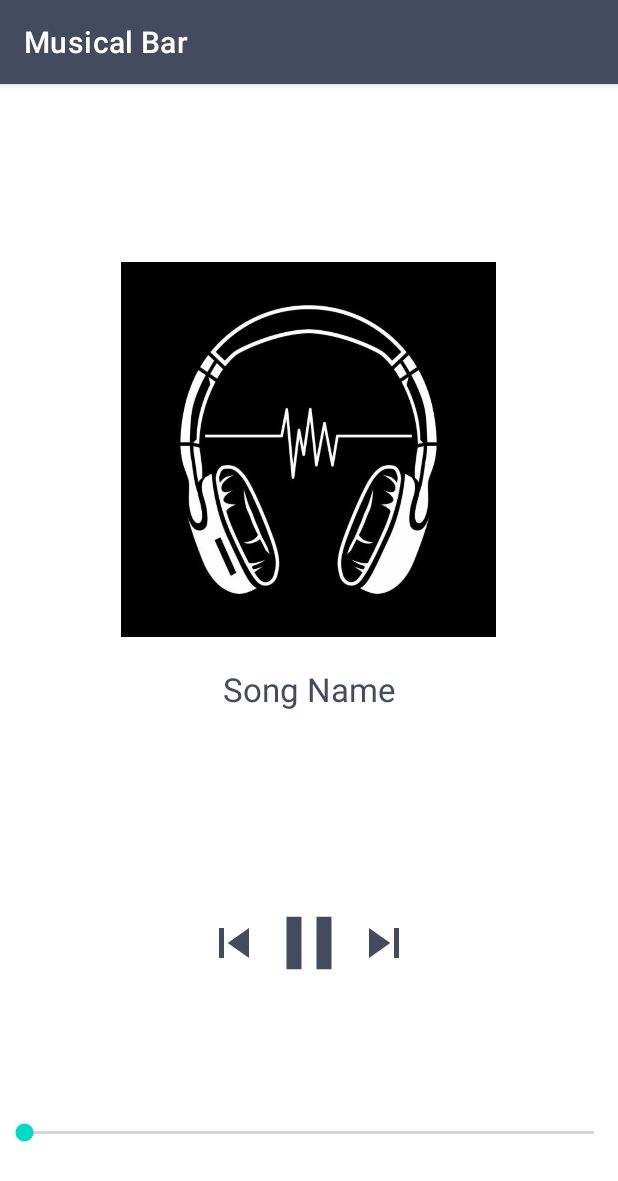
After one commit to jainsanyam228/Musical_Bar123, an Android app: the Player screen opened directly, with no data from a screen before it, on a phone screen of 412 x 824 dp. The commit adds this screen. Shown: the top 1181 px of the screen. Run offline under Robolectric (Android 15) with nearby library versions, the phone set to English and light mode, and no system bars.

Commit message:
still working

```diff
--- a/app/src/main/AndroidManifest.xml
+++ b/app/src/main/AndroidManifest.xml
@@ -1,15 +1,18 @@
 <?xml version="1.0" encoding="utf-8"?>
 <manifest xmlns:android="http://schemas.android.com/apk/res/android"
     package="com.example.musicalbar">
-    <uses-permission android:name="android.permission.READ_EXTERNAL_STORAGE"/>
+
+    <uses-permission android:name="android.permission.READ_EXTERNAL_STORAGE" />
 
     <application
         android:allowBackup="true"
         android:icon="@mipmap/ic_launcher"
         android:label="@string/app_name"
+        android:requestLegacyExternalStorage="true"
         android:roundIcon="@mipmap/ic_launcher_round"
         android:supportsRtl="true"
         android:theme="@style/Theme.MusicalBar">
+        <activity android:name=".Player"></activity>
         <activity android:name=".MainActivity">
             <intent-filter>
                 <action android:name="android.intent.action.MAIN" />
--- /dev/null
+++ b/app/src/main/java/com/example/musicalbar/Player.java
@@ -0,0 +1,14 @@
+package com.example.musicalbar;
+
+import androidx.appcompat.app.AppCompatActivity;
+
+import android.os.Bundle;
+
+public class Player extends AppCompatActivity {
+
+    @Override
+    protected void onCreate(Bundle savedInstanceState) {
+        super.onCreate(savedInstanceState);
+        setContentView(R.layout.activity_player);
+    }
+}
--- /dev/null
+++ b/app/src/main/res/drawable/icon_next.xml
@@ -0,0 +1,10 @@
+<vector xmlns:android="http://schemas.android.com/apk/res/android"
+    android:width="24dp"
+    android:height="24dp"
+    android:viewportWidth="24"
+    android:viewportHeight="24"
+    android:tint="?attr/colorControlNormal">
+  <path
+      android:fillColor="@android:color/white"
+      android:pathData="M6,18l8.5,-6L6,6v12zM16,6v12h2V6h-2z"/>
+</vector>
--- /dev/null
+++ b/app/src/main/res/drawable/icon_pause.xml
@@ -0,0 +1,10 @@
+<vector xmlns:android="http://schemas.android.com/apk/res/android"
+    android:width="24dp"
+    android:height="24dp"
+    android:viewportWidth="24"
+    android:viewportHeight="24"
+    android:tint="?attr/colorControlNormal">
+  <path
+      android:fillColor="@android:color/white"
+      android:pathData="M6,19h4L10,5L6,5v14zM14,5v14h4L18,5h-4z"/>
+</vector>
--- /dev/null
+++ b/app/src/main/res/drawable/icon_play.xml
@@ -0,0 +1,10 @@
+<vector xmlns:android="http://schemas.android.com/apk/res/android"
+    android:width="24dp"
+    android:height="24dp"
+    android:viewportWidth="24"
+    android:viewportHeight="24"
+    android:tint="?attr/colorControlNormal">
+  <path
+      android:fillColor="@android:color/white"
+      android:pathData="M8,5v14l11,-7z"/>
+</vector>
--- /dev/null
+++ b/app/src/main/res/drawable/icon_previous.xml
@@ -0,0 +1,10 @@
+<vector xmlns:android="http://schemas.android.com/apk/res/android"
+    android:width="24dp"
+    android:height="24dp"
+    android:viewportWidth="24"
+    android:viewportHeight="24"
+    android:tint="?attr/colorControlNormal">
+  <path
+      android:fillColor="@android:color/white"
+      android:pathData="M6,6h2v12L6,18zM9.5,12l8.5,6L18,6z"/>
+</vector>
--- /dev/null
+++ b/app/src/main/res/layout/activity_player.xml
@@ -0,0 +1,84 @@
+<?xml version="1.0" encoding="utf-8"?>
+<LinearLayout xmlns:android="http://schemas.android.com/apk/res/android"
+    xmlns:app="http://schemas.android.com/apk/res-auto"
+    xmlns:tools="http://schemas.android.com/tools"
+    android:layout_width="match_parent"
+    android:layout_height="match_parent"
+    tools:context=".Player"
+    android:orientation="vertical"
+    android:weightSum="10">
+    <LinearLayout
+        android:layout_width="match_parent"
+        android:layout_height="0dp"
+        android:layout_weight="7"
+        android:gravity="center"
+        android:orientation="vertical"
+        >
+        <ImageView
+            android:layout_width="250dp"
+            android:layout_height="250dp"
+            android:background="@drawable/back"
+
+            />
+        <TextView
+            android:layout_width="match_parent"
+            android:layout_height="wrap_content"
+            android:text="Song Name"
+            android:textAlignment="center"
+            android:textSize="22dp"
+            android:gravity="center_horizontal"
+            android:layout_marginTop="20dp"
+            android:singleLine="true"
+            android:marqueeRepeatLimit="marquee_forever"
+            android:ellipsize="marquee"
+            android:scrollHorizontally="true"
+            android:textColor="@color/purple_500"/>
+
+
+    </LinearLayout>
+    <LinearLayout
+        android:layout_width="match_parent"
+        android:layout_height="0dp"
+        android:layout_weight="3"
+        >
+        <RelativeLayout
+            android:layout_width="match_parent"
+            android:layout_height="match_parent">
+
+            <SeekBar
+                android:layout_width="match_parent"
+                android:layout_height="wrap_content"
+                android:id="@+id/seekbar"
+                android:layout_alignParentBottom="true"
+                android:layout_marginBottom="60dp"
+                />
+            <Button
+                android:layout_width="60dp"
+                android:layout_height="60dp"
+                android:layout_centerHorizontal="true"
+                android:background="@drawable/icon_pause"
+                android:id="@+id/pause"
+                android:layout_marginTop="5dp"
+                />
+            <Button
+                android:layout_width="40dp"
+                android:layout_height="40dp"
+                android:id="@+id/next"
+                android:layout_toRightOf="@+id/pause"
+                android:layout_marginTop="15dp"
+                android:background="@drawable/icon_next"/>
+            <Button
+                android:layout_width="40dp"
+                android:layout_height="40dp"
+                android:id="@+id/prev"
+                android:layout_toLeftOf="@+id/pause"
+                android:layout_marginTop="15dp"
+                android:background="@drawable/icon_previous"/>
+
+        </RelativeLayout>
+
+
+
+    </LinearLayout>
+
+</LinearLayout>
--- a/app/src/main/res/values/colors.xml
+++ b/app/src/main/res/values/colors.xml
@@ -1,10 +1,11 @@
 <?xml version="1.0" encoding="utf-8"?>
 <resources>
     <color name="purple_200">#FFBB86FC</color>
-    <color name="purple_500">#FF6200EE</color>
-    <color name="purple_700">#FF3700B3</color>
+    <color name="purple_500">#444b5e</color>
+    <color name="purple_700">#0979D3</color>
     <color name="teal_200">#FF03DAC5</color>
     <color name="teal_700">#FF018786</color>
     <color name="black">#FF000000</color>
     <color name="white">#FFFFFFFF</color>
+
 </resources>
```
Also changed, not shown: app/src/main/res/drawable-v24/back.png (added).
